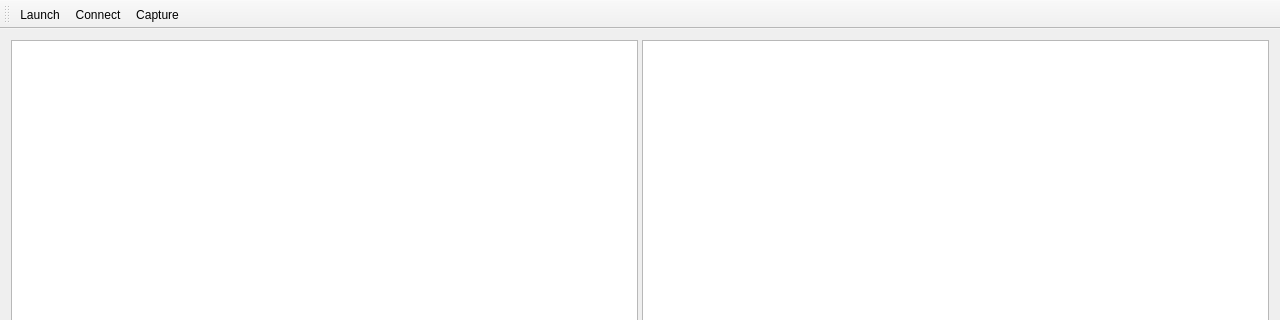
Above: DissectorGUI/mainwindow.ui from imccown/Dissector before the change; both pictures show x 0 to 1280 and y 0 to 320 of the 1280 by 720 pixel window. Below: the same form after it.
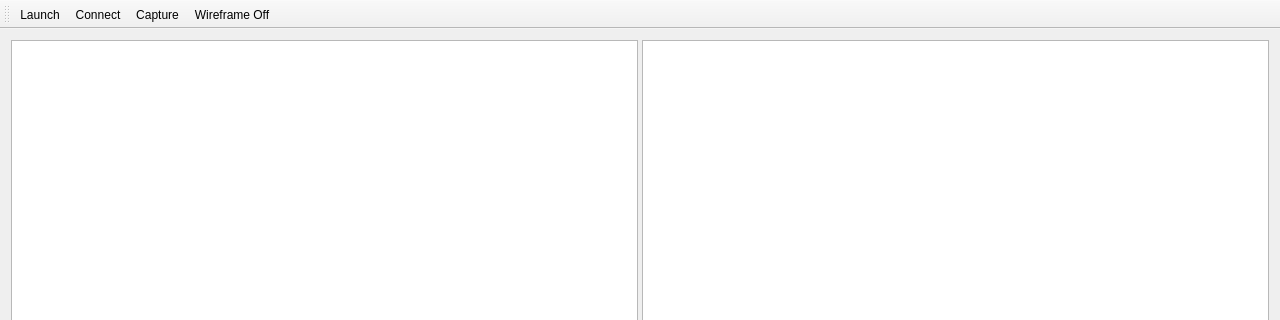
That is the form after the change.

Commit message:
Wireframe and quality of life stuff for GUI
Added wireframe option.
Selected draw event is saved between captures and gui reconnects.
Fixing mesh view window not being visible if registry settings weren't
there.

Patch:
```diff
--- a/DissectorGUI/mainwindow.ui
+++ b/DissectorGUI/mainwindow.ui
@@ -46,6 +46,7 @@
    <addaction name="actionLaunch"/>
    <addaction name="actionConnect"/>
    <addaction name="actionCapture"/>
+   <addaction name="actionWireframe_Off"/>
   </widget>
   <widget class="QStatusBar" name="statusBar"/>
   <action name="actionConnect">
@@ -75,6 +76,11 @@
     <string>Launch an Executable</string>
    </property>
   </action>
+  <action name="actionWireframe_Off">
+   <property name="text">
+    <string>Wireframe Off</string>
+   </property>
+  </action>
  </widget>
  <layoutdefault spacing="6" margin="11"/>
  <resources/>
```
The commit also changes 12 other files.
